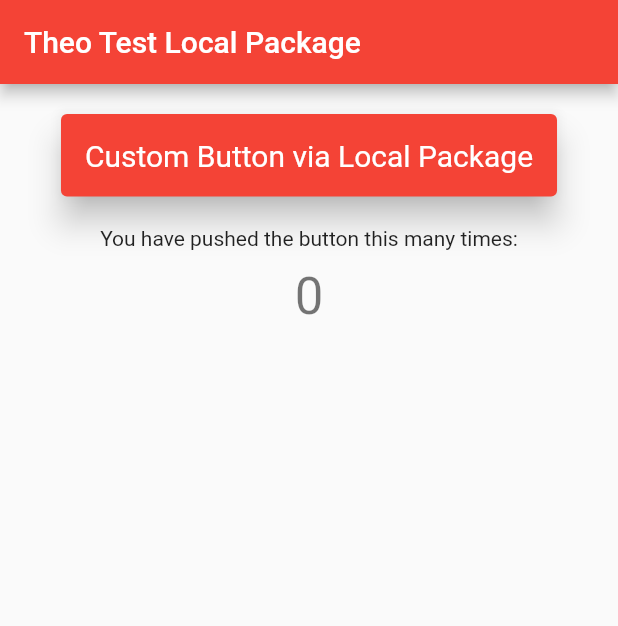
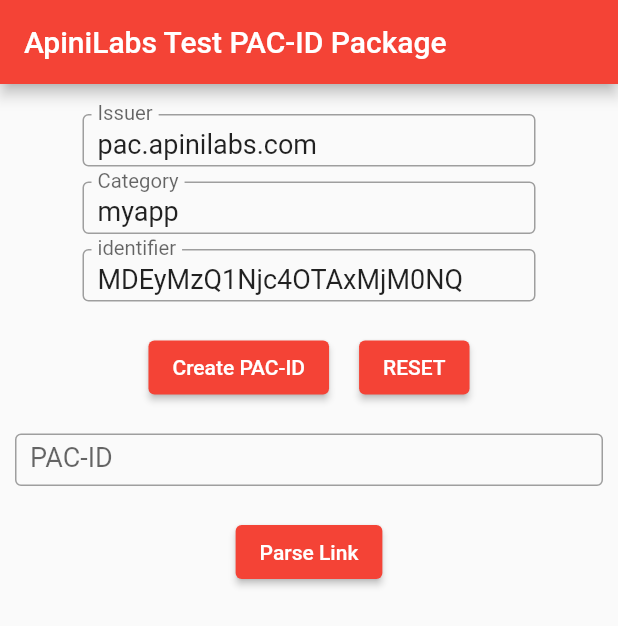
Before and after one commit to TheoBodmer1/ApiniLabs_Pac_ID, a Flutter app: the screen it shows after launch, on a phone screen of 412 x 824 dp. Shown: the top 626 px of the screen. Run offline on Flutter 3.47's test engine with Material 2 defaults, Android fonts, the phone set to English and light mode, and no system bars.

Commit message:
version 0.01

```diff
--- a/example/lib/main.dart
+++ b/example/lib/main.dart
@@ -1,3 +1,5 @@
+// ignore_for_file: avoid_print
+
 import 'package:flutter/material.dart';
 import 'package:flutter_pkg/flutter_pkg.dart';
 
@@ -13,9 +15,9 @@ class MyApp extends StatelessWidget {
   Widget build(BuildContext context) {
     return MaterialApp(
       debugShowCheckedModeBanner: false,
-      title: 'Theo Test Local Package',
+      title: 'ApiniLabs Test PAC-ID Package',
       theme: ThemeData(primarySwatch: Colors.red),
-      home: const MyHomePage(title: 'Theo Test Local Package'),
+      home: const MyHomePage(title: 'ApiniLabs Test PAC-ID Package'),
     );
   }
 }
@@ -29,12 +31,39 @@ class MyHomePage extends StatefulWidget {
 }
 
 class _MyHomePageState extends State<MyHomePage> {
-  int _counter = 0;
+  final TextEditingController _issuerController = TextEditingController();
+  final TextEditingController _categoryController = TextEditingController();
+  final TextEditingController _identifierController = TextEditingController();
+  final TextEditingController _pacIdController = TextEditingController();
 
-  void _incrementCounter() {
-    setState(() {
-      _counter++;
-    });
+  @override
+  void initState() {
+    super.initState();
+    _reset();
+  }
+
+  void _createPacId() {
+    var p = PacId(
+      _issuerController.text,
+      _categoryController.text,
+      _identifierController.text,
+    );
+    _pacIdController.text = p.toString();
+  }
+
+  void _reset() {
+    _issuerController.text = "pac.apinilabs.com";
+    _categoryController.text = "myapp";
+    _identifierController.text = "MDEyMzQ1Njc4OTAxMjM0NQ";
+    _pacIdController.text = "";
+  }
+
+  void _parseLink() {
+    var p = PacId.fromLink(_pacIdController.text);
+    _issuerController.text = p.issuer;
+    _categoryController.text = p.category;
+    _identifierController.text = p.identifier;
+    setState(() {});
   }
 
   @override
@@ -50,21 +79,118 @@ class _MyHomePageState extends State<MyHomePage> {
             const SizedBox(
               height: 20,
             ),
-            CustomButton(
-                onPressed: _incrementCounter,
-                child: const Text("Custom Button via Local Package")),
-            const SizedBox(
-              height: 20,
-            ),
-            const Text(
-              'You have pushed the button this many times:',
+            SizedBox(
+              height: 35,
+              width: MediaQuery.of(context).size.width - 110,
+              child: TextField(
+                  onChanged: (value) {
+                    setState(() {});
+                  },
+                  controller: _issuerController,
+                  decoration: const InputDecoration(
+                    contentPadding: EdgeInsets.all(10),
+                    labelText: 'Issuer',
+                    border: OutlineInputBorder(),
+                    enabledBorder: OutlineInputBorder(
+                        borderSide: BorderSide(width: 1, color: Colors.grey)),
+                    hintStyle: TextStyle(color: Colors.grey),
+                  ),
+                  style: const TextStyle(fontSize: 18)),
             ),
             const SizedBox(
               height: 10,
             ),
-            Text(
-              '$_counter',
-              style: Theme.of(context).textTheme.headlineMedium,
+            SizedBox(
+              height: 35,
+              width: MediaQuery.of(context).size.width - 110,
+              child: TextField(
+                  onChanged: (value) {
+                    setState(() {});
+                  },
+                  controller: _categoryController,
+                  decoration: const InputDecoration(
+                    contentPadding: EdgeInsets.all(10),
+                    labelText: 'Category',
+                    border: OutlineInputBorder(),
+                    enabledBorder: OutlineInputBorder(
+                        borderSide: BorderSide(width: 1, color: Colors.grey)),
+                    hintStyle: TextStyle(color: Colors.grey),
+                  ),
+                  style: const TextStyle(fontSize: 18)),
+            ),
+            const SizedBox(
+              height: 10,
+            ),
+            SizedBox(
+              height: 35,
+              width: MediaQuery.of(context).size.width - 110,
+              child: TextField(
+                  onChanged: (value) {
+                    setState(() {});
+                  },
+                  controller: _identifierController,
+                  decoration: const InputDecoration(
+                    contentPadding: EdgeInsets.all(10),
+                    labelText: 'identifier',
+                    border: OutlineInputBorder(),
+                    enabledBorder: OutlineInputBorder(
+                        borderSide: BorderSide(width: 1, color: Colors.grey)),
+                    hintStyle: TextStyle(color: Colors.grey),
+                  ),
+                  style: const TextStyle(fontSize: 18)),
+            ),
+            const SizedBox(
+              height: 20,
+            ),
+            Row(
+              mainAxisAlignment: MainAxisAlignment.center,
+              children: [
+                ElevatedButton(
+                  child: const Text('Create PAC-ID'),
+                  onPressed: () {
+                    _createPacId();
+                  },
+                ),
+                const SizedBox(
+                  width: 20,
+                ),
+                ElevatedButton(
+                  child: const Text('RESET'),
+                  onPressed: () {
+                    _reset();
+                  },
+                ),
+              ],
+            ),
+            const SizedBox(
+              height: 20,
+            ),
+            SizedBox(
+              height: 35,
+              width: MediaQuery.of(context).size.width - 20,
+              child: TextField(
+                  onChanged: (value) {
+                    setState(() {});
+                  },
+                  controller: _pacIdController,
+                  decoration: const InputDecoration(
+                    contentPadding: EdgeInsets.all(10),
+                    labelText: 'PAC-ID',
+                    border: OutlineInputBorder(),
+                    enabledBorder: OutlineInputBorder(
+                        borderSide: BorderSide(width: 1, color: Colors.grey)),
+                    hintStyle: TextStyle(color: Colors.grey),
+                  ),
+                  style: const TextStyle(fontSize: 18)),
+            ),
+            const SizedBox(
+              height: 20,
+            ),
+            ElevatedButton(
+              child: const Text('Parse Link'),
+              onPressed: () {
+                _parseLink();
+              },
             ),
           ],
         ),
--- a/lib/flutter_pkg.dart
+++ b/lib/flutter_pkg.dart
@@ -1,27 +1,49 @@
 library flutter_pkg;
-import 'package:flutter/material.dart';
 
-class CustomButton extends StatelessWidget {
-  var onPressed;
-  final Widget child;
-  String? style;
-  CustomButton(
-      {Key? key, @required this.onPressed, required this.child, this.style})
-      : super(key: key);
+class PacId {
+  late String issuer;
+  late String category;
+  late String identifier;
+
+  PacId(this.issuer, this.category, this.identifier);
+
+  PacId.fromLink(String pacIdString) {
+    final s = pacIdString.split("/");
+    if (s.length == 4) {
+      final i = s[3].split("?i=");
+      if (i.length == 2) {
+        issuer = s[2];
+        category = i[0];
+        identifier = i[1];
+        return;
+      }
+    }
+    issuer = "not valid";
+    category = "";
+    identifier = "";
+  }
+
+  bool verify() {
+    // This is just a simple verification; it should be extended
+    // to implement the specs at: https://github.com/ApiniLabs/PAC-ID
+
+    if (issuer == "") {
+      return false;
+    }
+    if (category == "") {
+      return false;
+    }
+    if (identifier == "") {
+      return false;
+    }
+    return true;
+  }
 
   @override
-  Widget build(BuildContext context) {
-    return TextButton(
-        onPressed: onPressed,
-        style: TextButton.styleFrom(
-          padding: const EdgeInsets.all(16.0),
-          primary: Colors.white,
-          backgroundColor: Colors.red,
-          elevation: 9.0,
-          textStyle: const TextStyle(
-            fontSize: 20,
-          ),
-        ),
-        child: child);
+  String toString() {
+    if (verify()) {
+      return "https://$issuer/$category?i=$identifier";
+    }
+    return "not valid";
   }
 }
```
